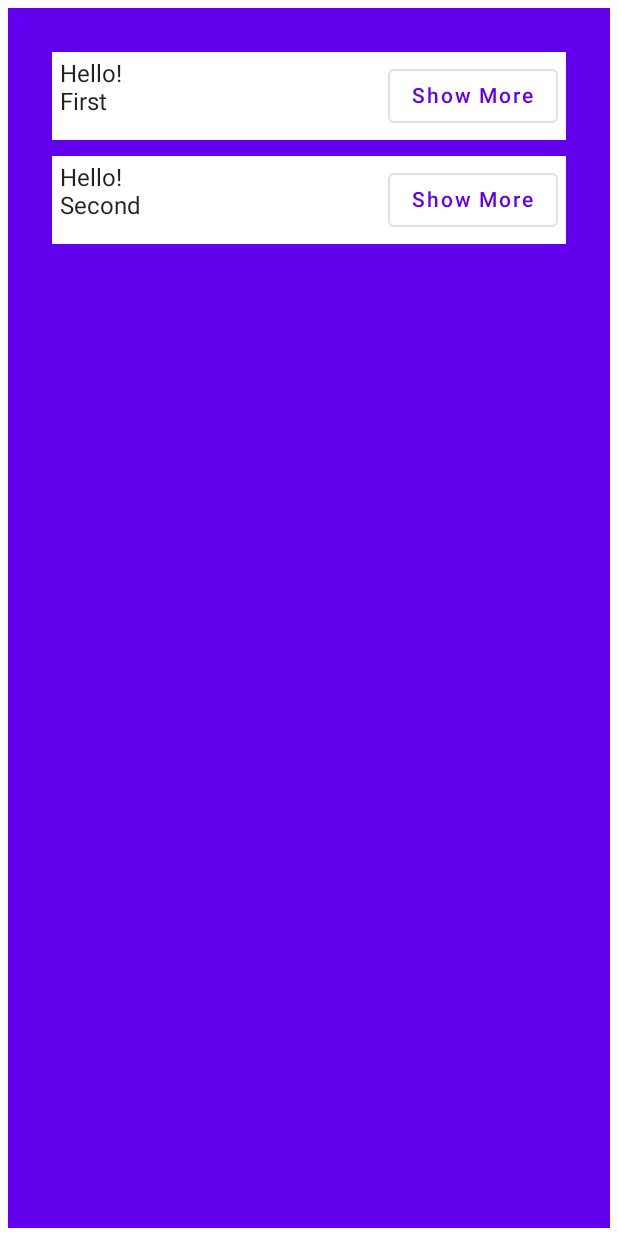
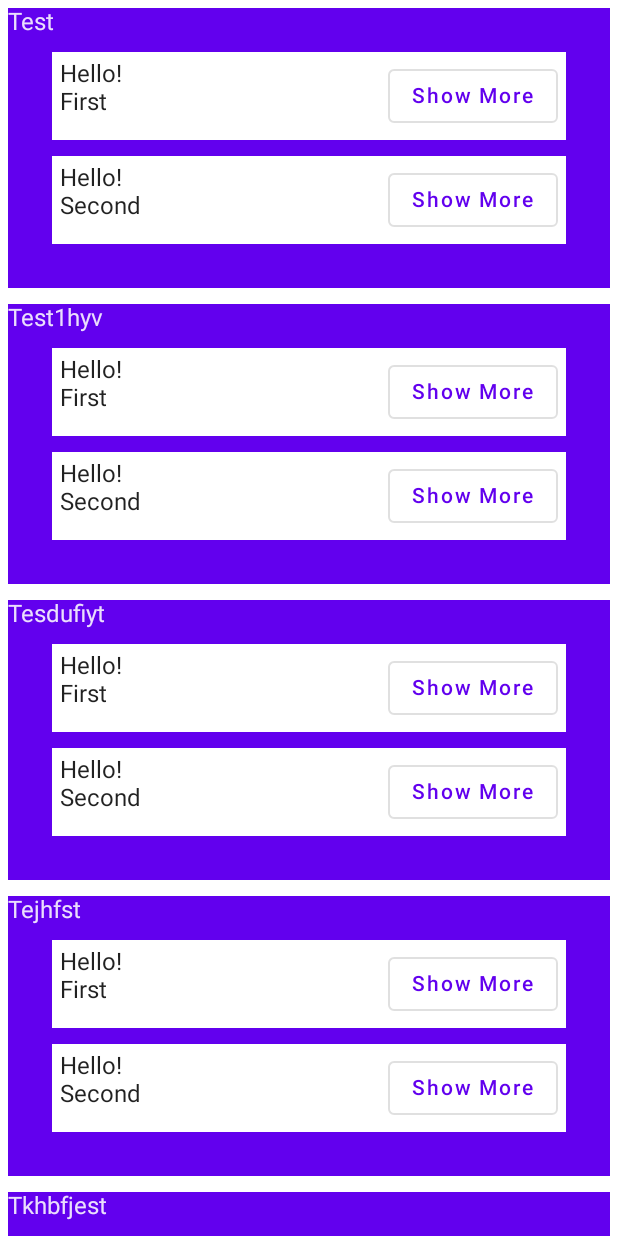
Before and after one commit to tarunsharmaa91/JetpackComposeTemplate, an Android app built with Jetpack Compose: the screen it shows after launch (MainActivity), after a tap on "Submit", on a phone screen of 412 x 824 dp. Run offline under Robolectric (Android 15) with nearby library versions, the phone set to English and light mode, and no system bars.

Commit message:
AN-1: Added some jetpack components

```diff
--- a/app/src/main/java/com/koin/jetpackcomposetemplate/MainActivity.kt
+++ b/app/src/main/java/com/koin/jetpackcomposetemplate/MainActivity.kt
@@ -5,13 +5,17 @@ import android.os.Bundle
 import androidx.activity.ComponentActivity
 import androidx.activity.compose.setContent
 import androidx.compose.foundation.layout.*
+import androidx.compose.foundation.lazy.LazyColumn
+import androidx.compose.foundation.lazy.items
 import androidx.compose.material.MaterialTheme
 import androidx.compose.material.OutlinedButton
 import androidx.compose.material.Surface
 import androidx.compose.material.Text
+import androidx.compose.material.TextField
 import androidx.compose.runtime.*
 import androidx.compose.ui.Alignment
 import androidx.compose.ui.Modifier
+import androidx.compose.ui.graphics.Color
 import androidx.compose.ui.tooling.preview.Preview
 import androidx.compose.ui.unit.dp
 import com.koin.jetpackcomposetemplate.ui.theme.JetpackComposeTemplateTheme
@@ -33,12 +37,42 @@ class MainActivity : ComponentActivity() {
                     if (shouldShowMainScreen) {
                         MyApp(onContinueClicked = { shouldShowMainScreen = false })
                     } else {
-                        CardList()
+                        ShowListing()
                     }
 
                 }
             }
         }
+    }
+
+    @Composable
+    fun ShowListing() {
+        LazyColumn(content = {
+            items(getCategoryList()){
+                value -> CardList(name = value.name)
+            }
+        })
+    }
+
+    @Composable
+    fun getList (name: String, desc: String){
+        CardList()
+    }
+
+
+    data class Item(val name: String, val desc: String)
+
+    private fun getCategoryList(): MutableList<Item> {
+        val listOfItems = mutableListOf<Item>()
+        listOfItems.add(Item(name = "Test", desc = "NO"))
+        listOfItems.add(Item(name = "Test1hyv", desc = "NO"))
+        listOfItems.add(Item(name = "Tesdufiyt", desc = "NO"))
+        listOfItems.add(Item(name = "Tejhfst", desc = "NO"))
+        listOfItems.add(Item(name = "Tkhbfjest", desc = "NO"))
+        listOfItems.add(Item(name = "Thest", desc = "NO"))
+        listOfItems.add(Item(name = "Tesfjht", desc = "NO"))
+        listOfItems.add(Item(name = "Tcjhest", desc = "NO"))
+        return listOfItems
     }
 }
 
@@ -56,6 +90,18 @@ fun MyApp(onContinueClicked: () -> Unit) {
             verticalArrangement = Arrangement.Center,
         ) {
             Text("This is a demo text", modifier = Modifier.padding(10.dp))
+            val state = remember{
+                mutableStateOf("")
+            }
+            TextField(
+                value = state.value,
+                modifier = Modifier
+                    .padding(10.dp)
+                    .fillMaxWidth(1f),
+                label = { Text("This is Text field", color = Color.White)},
+                onValueChange = {
+                    state.value = it },
+            )
             OutlinedButton(onClick = onContinueClicked) {
                 Text(text = "Submit")
             }
@@ -64,11 +110,12 @@ fun MyApp(onContinueClicked: () -> Unit) {
 }
 
 @Composable
-fun CardList(array: List<String> = listOf("First", "Second")) {
+fun CardList(array: List<String> = listOf("First", "Second"), name : String = "test") {
     Surface(
         color = MaterialTheme.colors.primary,
         modifier = Modifier.padding(horizontal = 5.dp, vertical = 5.dp)
     ) {
+        Text(text = name)
         Column(modifier = Modifier.padding(24.dp)) {
             for (name in array) {
                 Card(name = name)
@@ -105,7 +152,7 @@ fun Card(name: String) {
     }
 }
 
-@Preview(showBackground = true, uiMode = UI_MODE_NIGHT_MASK)
+@Preview(showBackground = true, uiMode = UI_MODE_NIGHT_MASK, showSystemUi = true)
 @Composable
 fun AppPreview() {
     JetpackComposeTemplateTheme {
```
